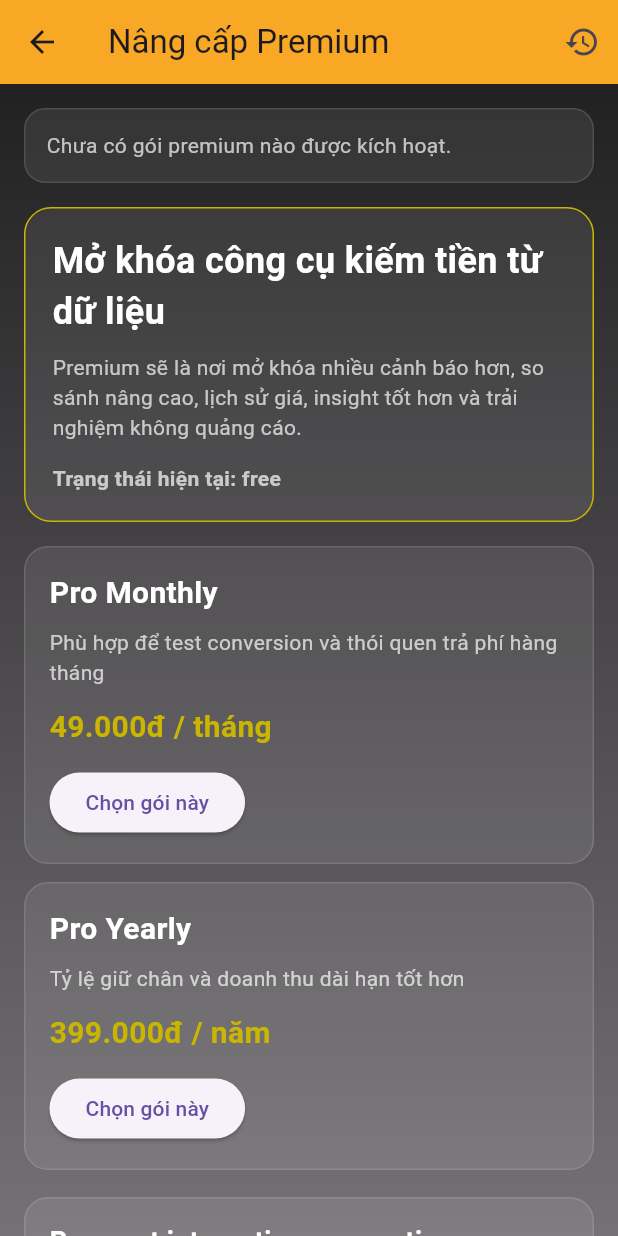
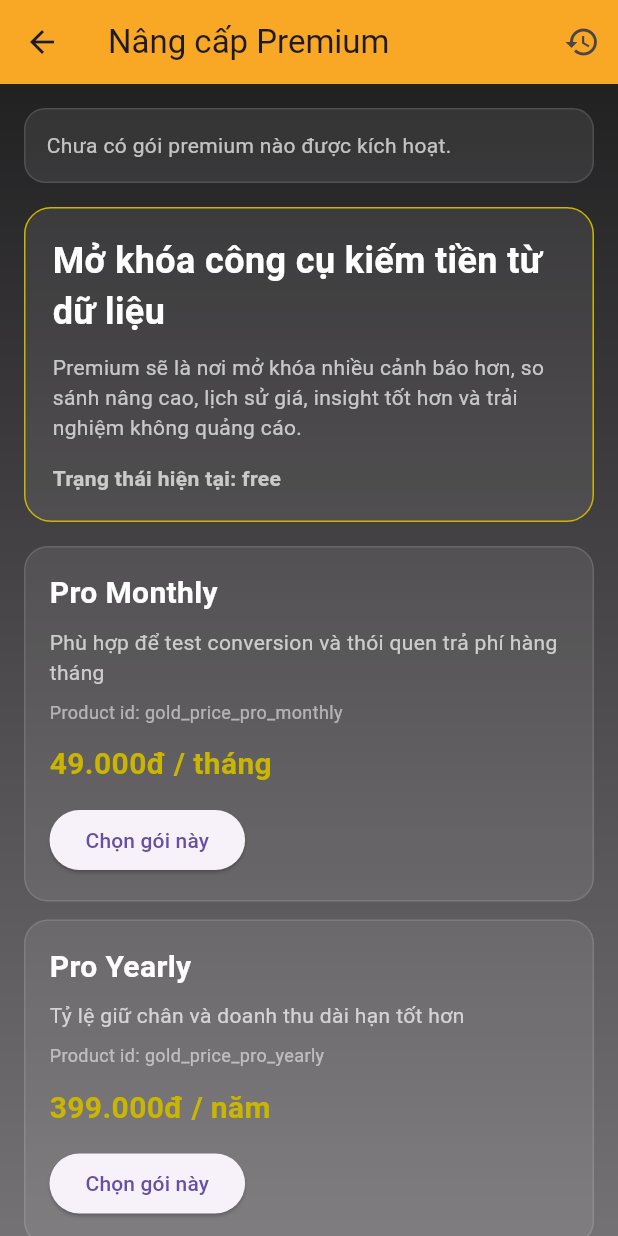
Before and after one commit to PhongPhan98/gold_price_app, a Flutter app: the PremiumPaywallScreen screen opened directly, on a phone screen of 412 x 824 dp. Run offline on Flutter 3.47's test engine with Material 3 defaults, Android fonts, the phone set to English and light mode, and no system bars; our stand-ins replace shared_preferences; accounts and stored records are empty; network calls fail.

Commit message:
Add billing config and product id preparation

```diff
--- /dev/null
+++ b/lib/features/premium/config/billing_config.dart
@@ -0,0 +1,17 @@
+import '../models/premium_status.dart';
+
+class BillingConfig {
+  static const monthlyProductId = 'gold_price_pro_monthly';
+  static const yearlyProductId = 'gold_price_pro_yearly';
+
+  static String productIdForPlan(PremiumPlan plan) {
+    switch (plan) {
+      case PremiumPlan.proMonthly:
+        return monthlyProductId;
+      case PremiumPlan.proYearly:
+        return yearlyProductId;
+      case PremiumPlan.free:
+        return 'free';
+    }
+  }
+}
--- a/lib/features/premium/presentation/premium_paywall_screen.dart
+++ b/lib/features/premium/presentation/premium_paywall_screen.dart
@@ -161,6 +161,7 @@ class _PremiumPaywallScreenState extends State<PremiumPaywallScreen> {
               title: 'Pro Monthly',
               subtitle: 'Phù hợp để test conversion và thói quen trả phí hàng tháng',
               price: '49.000đ / tháng',
+              productId: _purchaseService.productIdForPlan(PremiumPlan.proMonthly),
               isLoading: _isLoading,
               isActive: _currentStatus.plan == PremiumPlan.proMonthly &&
                   _currentStatus.isPremium,
@@ -171,6 +172,7 @@ class _PremiumPaywallScreenState extends State<PremiumPaywallScreen> {
               title: 'Pro Yearly',
               subtitle: 'Tỷ lệ giữ chân và doanh thu dài hạn tốt hơn',
               price: '399.000đ / năm',
+              productId: _purchaseService.productIdForPlan(PremiumPlan.proYearly),
               isLoading: _isLoading,
               isActive: _currentStatus.plan == PremiumPlan.proYearly &&
                   _currentStatus.isPremium,
@@ -200,6 +202,7 @@ class _PremiumPaywallScreenState extends State<PremiumPaywallScreen> {
                   Text('• Có thể thay MockPurchaseService bằng billing thật sau này', style: TextStyle(color: Colors.white70)),
                   Text('• Restore purchase path đã có skeleton', style: TextStyle(color: Colors.white70)),
                   Text('• Có loading/state message để chuẩn bị cho flow billing thật', style: TextStyle(color: Colors.white70)),
+                  Text('• Product ids đã được cấu hình để chuẩn bị nối billing thật', style: TextStyle(color: Colors.white70)),
                 ],
               ),
             ),
@@ -215,6 +218,7 @@ class _PlanCard extends StatelessWidget {
     required this.title,
     required this.subtitle,
     required this.price,
+    required this.productId,
     required this.onTap,
     required this.isLoading,
     required this.isActive,
@@ -223,6 +227,7 @@ class _PlanCard extends StatelessWidget {
   final String title;
   final String subtitle;
   final String price;
+  final String productId;
   final VoidCallback onTap;
   final bool isLoading;
   final bool isActive;
@@ -270,6 +275,11 @@ class _PlanCard extends StatelessWidget {
             subtitle,
             style: const TextStyle(color: Colors.white70),
           ),
+          const SizedBox(height: 8),
+          Text(
+            'Product id: $productId',
+            style: const TextStyle(color: Colors.white54, fontSize: 12),
+          ),
           const SizedBox(height: 12),
           Text(
             price,
--- a/lib/features/premium/services/mock_purchase_service.dart
+++ b/lib/features/premium/services/mock_purchase_service.dart
@@ -1,3 +1,4 @@
+import '../config/billing_config.dart';
 import '../data/premium_status_storage.dart';
 import '../models/premium_status.dart';
 import 'purchase_service.dart';
@@ -19,4 +20,9 @@ class MockPurchaseService implements PurchaseService {
   Future<PremiumStatus> restorePurchases() async {
     return _storage.loadStatus();
   }
+
+  @override
+  String productIdForPlan(PremiumPlan plan) {
+    return BillingConfig.productIdForPlan(plan);
+  }
 }
--- a/lib/features/premium/services/purchase_service.dart
+++ b/lib/features/premium/services/purchase_service.dart
@@ -3,4 +3,5 @@ import '../models/premium_status.dart';
 abstract class PurchaseService {
   Future<PremiumStatus> purchase(PremiumPlan plan);
   Future<PremiumStatus> restorePurchases();
+  String productIdForPlan(PremiumPlan plan);
 }
```
Also changed, not shown: 1 other file.
